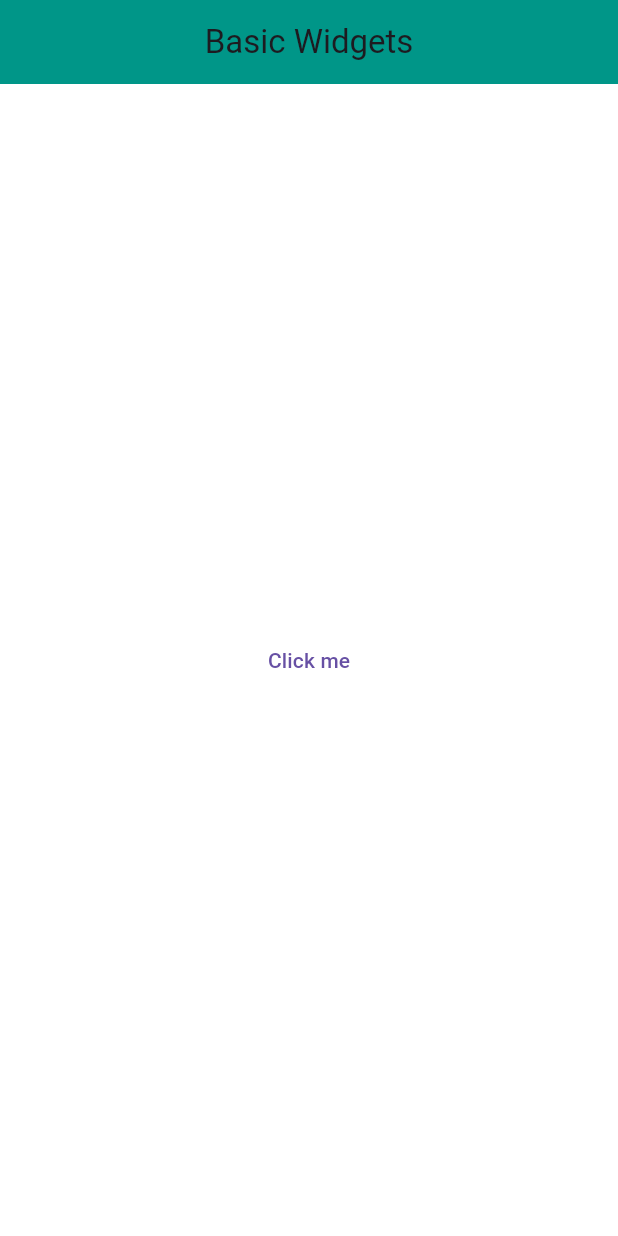
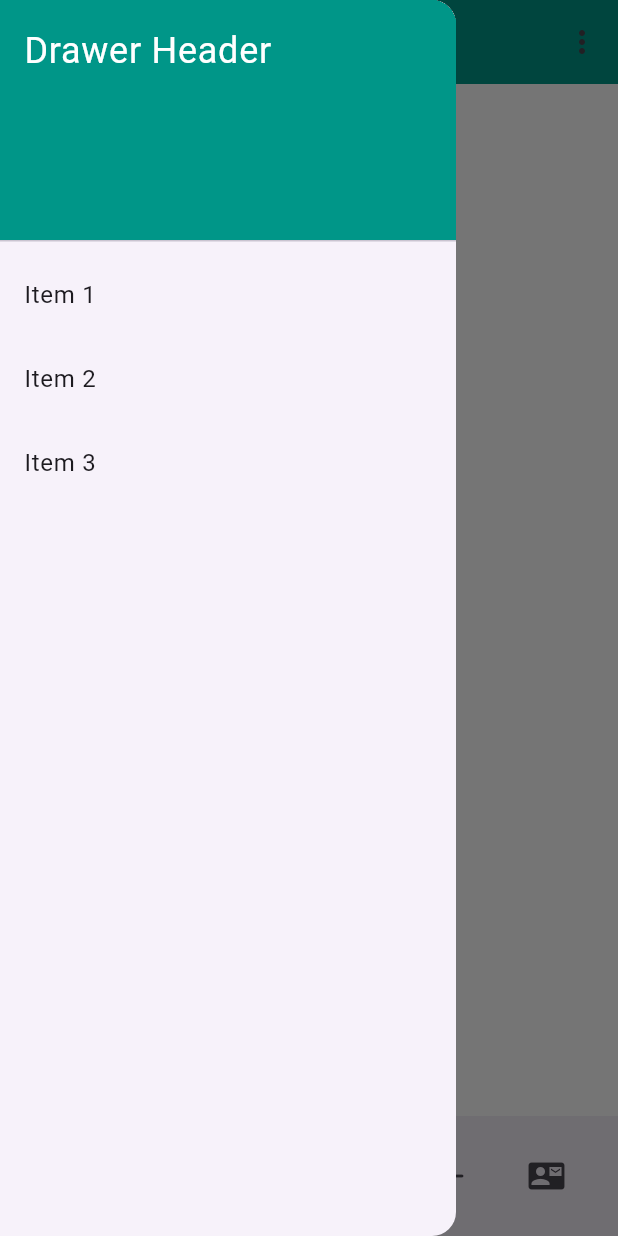
Before and after one commit to ZulfiqarAlam18/100_days_of_flutter, a Flutter app: the screen it shows after launch, with the side drawer open (before the commit the screen has no drawer), on a phone screen of 412 x 824 dp. Run offline on Flutter 3.47's test engine with Material 3 defaults, Android fonts, the light colour scheme and no system bars.

Commit message:
scaffold with BNB,BAB, drawer, FAB,appBar,Body

```diff
--- a/basic_widgets/lib/main.dart
+++ b/basic_widgets/lib/main.dart
@@ -7,7 +7,7 @@
 
   @override
   Widget build(BuildContext context) {
-    return MaterialApp(
+    return const MaterialApp(
       title: 'Basic Widgets',
       home: Home(),
     );
@@ -26,25 +26,153 @@
   Widget build(BuildContext context) {
     return Scaffold(
       appBar: AppBar(
-        title: const Text('Basic Widgets'),
+        title: const Text('Scaffold Example'),
         centerTitle: true,
         backgroundColor: Colors.teal,
+        actions: <Widget>[
+          IconButton(
+            icon: const Icon(Icons.more_vert),
+            onPressed: () {
+              // Show the bottom sheet when the icon button is pressed
+              showModalBottomSheet(
+                context: context,
+                builder: (BuildContext context) {
+                  return Container(
+                    color: Colors.white,
+                    height: 200,
+                    child: Center(
+                      child: Column(
+                        mainAxisAlignment: MainAxisAlignment.center,
+                        children: <Widget>[
+                          const Text(
+                            'This is the Bottom Sheet',
+                            style: TextStyle(
+                              fontSize: 18,
+                              fontWeight: FontWeight.bold,
+                            ),
+                          ),
+                          const SizedBox(height: 20),
+                          ElevatedButton(
+                            onPressed: () {
+                              Navigator.pop(context); // Close the bottom sheet
+                            },
+                            child: const Text('Close'),
+                          ),
+                        ],
+                      ),
+                    ),
+                  );
+                },
+              );
+            },
+          ),
+        ],
       ),
+      body: Center(
+        child: const Text('Hello, Scaffold!'),
+      ),
+      drawer: Drawer(
+        child: ListView(
+          padding: EdgeInsets.zero,
+          children: <Widget>[
+            DrawerHeader(
+              decoration: BoxDecoration(
+                color: Colors.teal,
+              ),
+              child: const Text(
+                'Drawer Header',
+                style: TextStyle(
+                  color: Colors.white,
+                  fontSize: 24,
+                ),
+              ),
+            ),
+            ListTile(
+              title: const Text('Item 1'),
+              onTap: () {
+                // Implement navigation or action for Item 1
+                Navigator.pop(context);
+              },
+            ),
+            ListTile(
+              title: const Text('Item 2'),
+              onTap: () {
+                // Implement navigation or action for Item 2
+                Navigator.pop(context);
+              },
+            ),
+            ListTile(
+              title: const Text('Item 3'),
+              onTap: () {
+                // Implement navigation or action for Item 3
+                Navigator.pop(context);
+              },
+            ),
+          ],
+        ),
+      ),
+
+      bottomNavigationBar: BottomAppBar(
+
+        child: Row(
+
+          mainAxisAlignment: MainAxisAlignment.spaceAround,
+          children: <Widget>[
+            IconButton(onPressed: (){}, icon: Icon(Icons.home)),
+            IconButton(onPressed: (){}, icon: Icon(Icons.contact_mail)),
+            IconButton(onPressed: (){}, icon: Icon(Icons.person)),
+            IconButton(onPressed: (){}, icon: Icon(Icons.arrow_back)),
+            IconButton(onPressed: (){}, icon: Icon(Icons.arrow_back_rounded)),
+            IconButton(onPressed: (){}, icon: Icon(Icons.contact_mail)),
+
+          ],
+        ),
+      ),
+
+      // bottomNavigationBar: BottomAppBar(
+      //   child: Row(
+      //     mainAxisAlignment: MainAxisAlignment.spaceAround,
+      //     children: <Widget>[
+      //       IconButton(
+      //         icon: const Icon(Icons.home),
+      //         onPressed: () {
+      //           // Handle Home button press
+      //           print('Home pressed');
+      //         },
+      //       ),
+      //       IconButton(
+      //         icon: const Icon(Icons.search),
+      //         onPressed: () {
+      //           // Handle Search button press
+      //           print('Search pressed');
+      //         },
+      //       ),
+      //       IconButton(
+      //         icon: const Icon(Icons.person),
+      //         onPressed: () {
+      //           // Handle About Us button press
+      //           print('About Us pressed');
+      //         },
+      //       ),
+      //       IconButton(
+      //         icon: const Icon(Icons.contact_mail),
+      //         onPressed: () {
+      //           // Handle Contact Us button press
+      //           print('Contact Us pressed');
+      //         },
+      //       ),
+      //     ],
+      //   ),
+      // ),
+      floatingActionButton: FloatingActionButton(
+        onPressed: () {
+          // Handle button press
+        },
+        child: const Icon(Icons.add),
+        backgroundColor: Colors.teal,
+      ),
+      floatingActionButtonLocation: FloatingActionButtonLocation.centerDocked,
       backgroundColor: Colors.white,
-      body: Center(
-        child: TextButton(
-          onPressed: (){},child: Text(
-          'Click me'
-        ),
-          // style: TextButton.styleFrom(
-          //   backgroundColor: Colors.black,
-          //   foregroundColor: Colors.white,
-          //   padding: EdgeInsets.all(26.9),
-          //  // textStyle: TextStyle(fontSize: 40)
-          //
-          // ),
-        )
-      ),
     );
   }
 }
```
